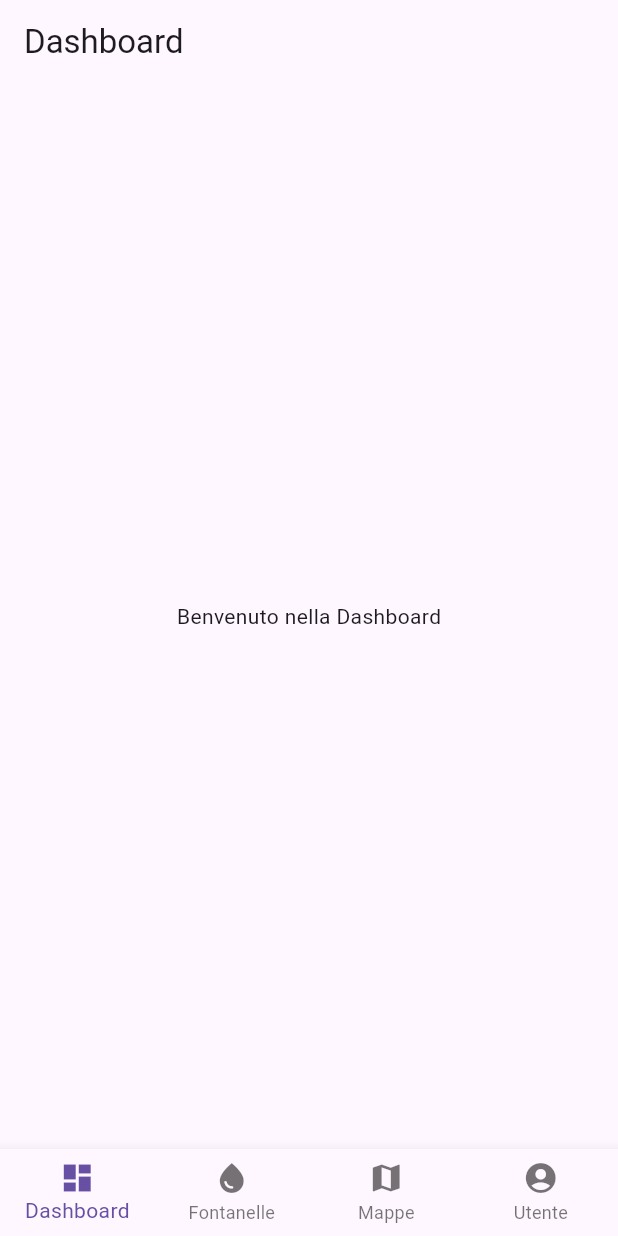
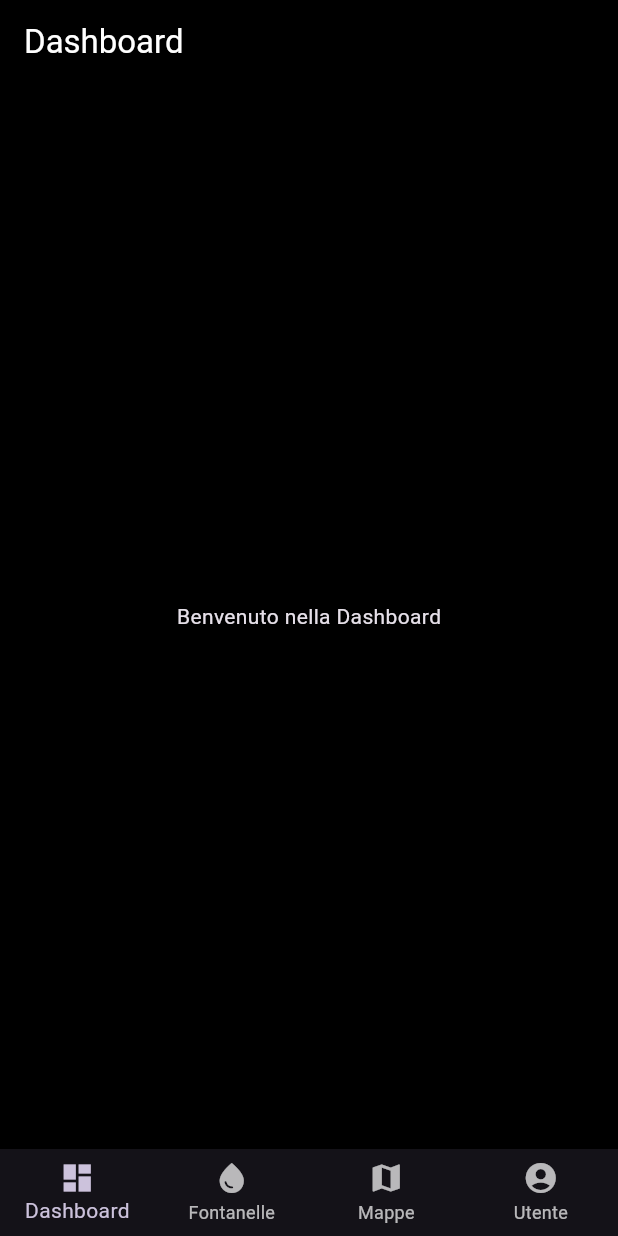
Before and after one commit to ilxBoschetto/splash, a Flutter app: the screen it shows after launch, on a phone screen of 412 x 824 dp. Run offline on Flutter 3.47's test engine with Material 3 defaults, Android fonts, the phone set to English and light mode, and no system bars; our stand-ins replace flutter_map, latlong2.

Commit message:
Added dark theme

```diff
--- a/application/lib/main.dart
+++ b/application/lib/main.dart
@@ -13,7 +13,25 @@ class MyApp extends StatelessWidget {
     return MaterialApp(
       title: 'Fontanelle App',
       debugShowCheckedModeBanner: false,
-      theme: ThemeData(primarySwatch: Colors.blue),
+      theme: ThemeData(
+        brightness: Brightness.light,
+        primarySwatch: Colors.blue,
+        scaffoldBackgroundColor: Colors.white,
+        appBarTheme: const AppBarTheme(
+          backgroundColor: Colors.blue,
+          foregroundColor: Colors.white,
+        ),
+      ),
+      darkTheme: ThemeData(
+        brightness: Brightness.dark,
+        primarySwatch: Colors.blue,
+        scaffoldBackgroundColor: Colors.black,
+        appBarTheme: const AppBarTheme(
+          backgroundColor: Colors.black,
+          foregroundColor: Colors.white,
+        ),
+      ),
+      themeMode: ThemeMode.dark,
       home: const AppLayout(),
     );
   }
```
